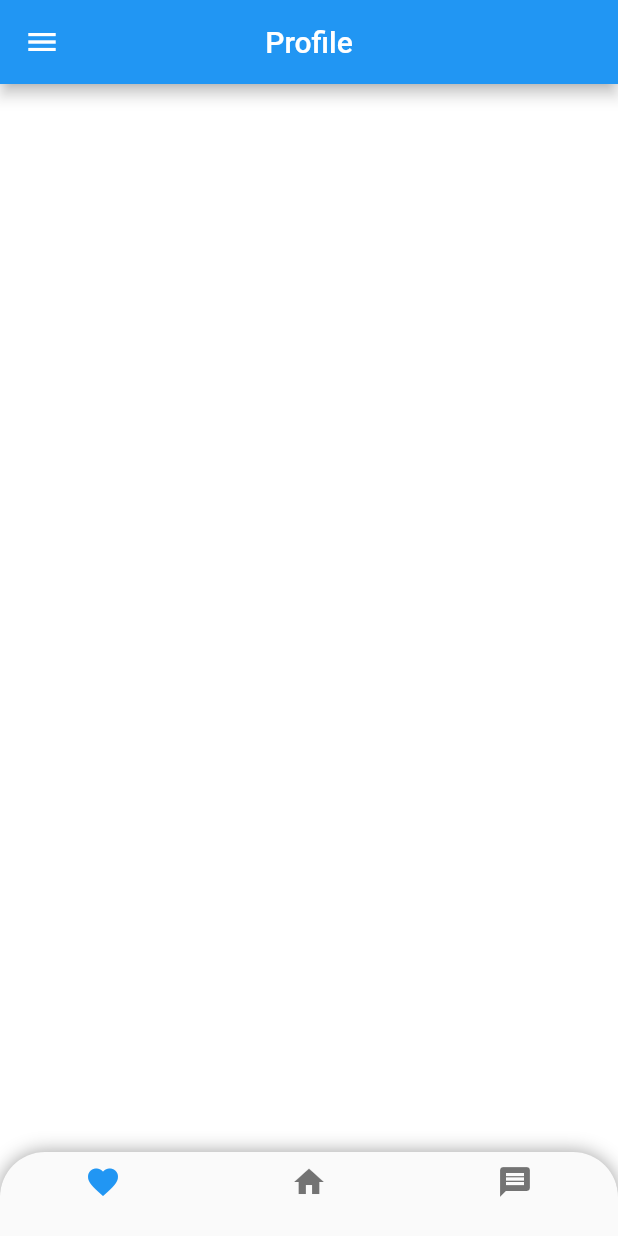
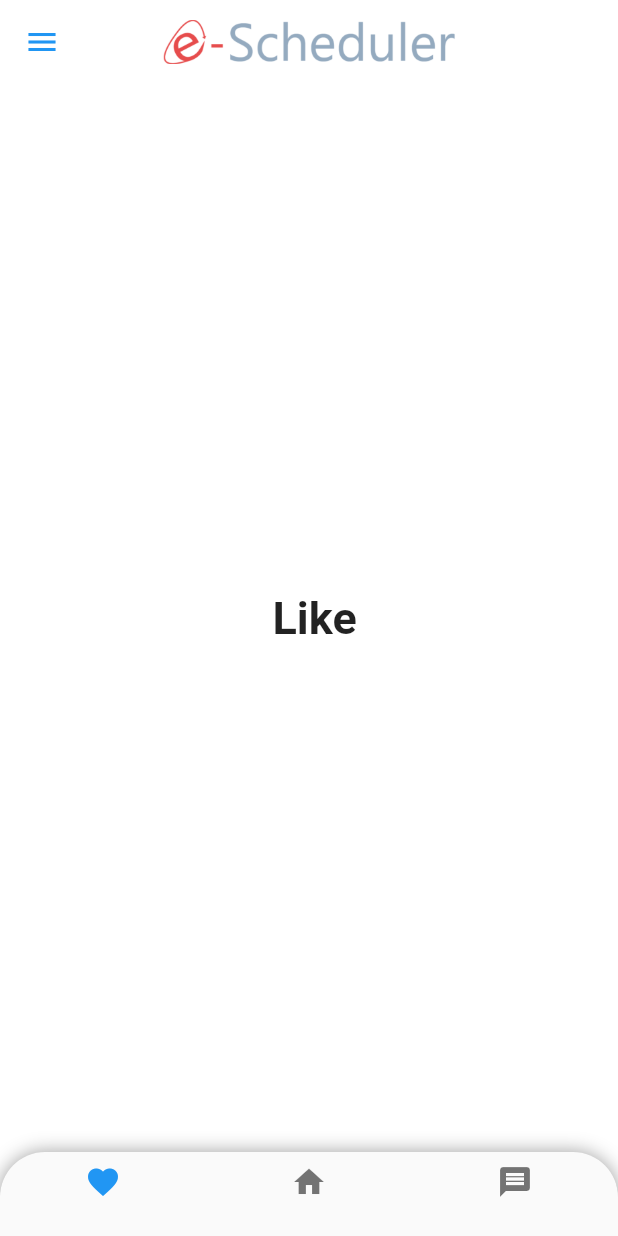
Before and after one commit to abhisheshm/FlairFlutterApp, a Flutter app: the HomeScreen screen opened directly, after a tap on the "menu" icon, on a phone screen of 412 x 824 dp. Run offline on Flutter 3.47's test engine with Material 2 defaults, Android fonts, the phone set to English and light mode, and no system bars; our stand-ins replace flutter_zoom_drawer.

Commit message:
home page design

```diff
--- a/lib/screens/home_page.dart
+++ b/lib/screens/home_page.dart
@@ -91,14 +91,50 @@ class _HomeScreenState extends State<HomeScreen> {
     Text('Favourites'),
   ];
 
+  int _selectedIndex = 0;
+  static const TextStyle optionStyle =
+      TextStyle(fontSize: 30, fontWeight: FontWeight.bold);
+  static const List<Widget> _widgetOptions = <Widget>[
+    Text(
+      ' Like',
+      style: optionStyle,
+    ),
+    Text(
+      ' Home',
+      style: optionStyle,
+    ),
+    Text(
+      ' Chat',
+      style: optionStyle,
+    ),
+  ];
+
+  void _onItemTapped(int index) {
+    setState(() {
+      _selectedIndex = index;
+    });
+  }
+
   @override
   Widget build(BuildContext context) {
     return Scaffold(
       backgroundColor: Colors.white,
       appBar: AppBar(
-        title: Text(widget.title),
+        backgroundColor: Colors.transparent,
+        bottomOpacity: 0.0,
+        elevation: 0.0,
+        title: Container(
+            width: 200,
+            height: 50,
+            /*decoration: BoxDecoration(
+                        color: Colors.red,
+                        borderRadius: BorderRadius.circular(50.0)),*/
+            child: Image.asset('assets/images/logo.png')),
         centerTitle: true,
         leading: DrawerWidget(),
+      ),
+      body: Center(
+        child: _widgetOptions.elementAt(_selectedIndex),
       ),
       bottomNavigationBar: Container(
           decoration: const BoxDecoration(
@@ -119,6 +155,9 @@ class _HomeScreenState extends State<HomeScreen> {
                 BottomNavigationBarItem(icon: Icon(Icons.home), label: ""),
                 BottomNavigationBarItem(icon: Icon(Icons.message), label: ""),
               ],
+              currentIndex: _selectedIndex,
+              selectedItemColor: Colors.blue,
+              onTap: _onItemTapped,
             ),
           )),
     );
@@ -264,7 +303,10 @@ class DrawerWidget extends StatelessWidget {
       onPressed: () {
         ZoomDrawer.of(context)!.toggle();
       },
-      icon: const Icon(Icons.menu),
+      icon: const Icon(
+        Icons.menu,
+        color: Colors.blue,
+      ),
     );
   }
 }
--- a/lib/screens/login.dart
+++ b/lib/screens/login.dart
@@ -39,7 +39,7 @@ class _LoginDemoState extends State<LoginDemo> {
       print('SUccess');
       // If the server did return a 200 OK response,
       // then parse the JSON.
-      Navigator.of(context).push(MaterialPageRoute(builder: ((context) => HomeScreen())));
+      Navigator.of(context).push(MaterialPageRoute(builder: ((context) => Home())));
     } else {
       // If the server did not return a 200 OK response,
       // then throw an exception.
--- a/pubspec.yaml
+++ b/pubspec.yaml
@@ -31,6 +31,7 @@ dependencies:
     sdk: flutter
 
   flutter_zoom_drawer: ^3.0.3
+  custom_sliding_segmented_control: ^1.7.3
   get: ^4.6.5
   # The following adds the Cupertino Icons font to your application.
   # Use with the CupertinoIcons class for iOS style icons.
```
Also changed, not shown: pubspec.lock.
